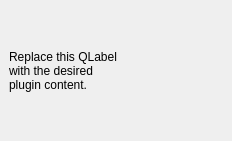
Before: the Qt Designer form wfs_client_dockwidget_base.ui in Samweli/WFS30Client, drawn with Qt 5.
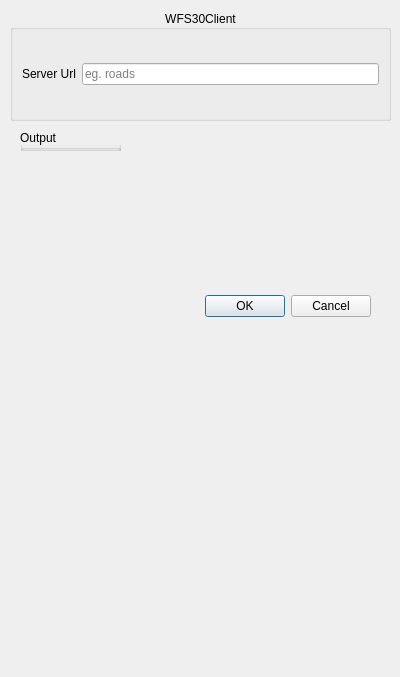
After: the same form once the commit is applied. Custom widgets are drawn as their Qt base class.

Commit message: finished interface

Patch:
```diff
--- a/wfs_client_dockwidget_base.ui
+++ b/wfs_client_dockwidget_base.ui
@@ -1,32 +1,135 @@
 <?xml version="1.0" encoding="UTF-8"?>
 <ui version="4.0">
  <class>WFSClientDockWidgetBase</class>
- <widget class="QDockWidget" name="WFSClientDockWidgetBase">
+ <widget class="QDialog" name="WFSClientDockWidgetBase">
   <property name="geometry">
    <rect>
     <x>0</x>
     <y>0</y>
-    <width>232</width>
-    <height>141</height>
+    <width>400</width>
+    <height>677</height>
    </rect>
   </property>
   <property name="windowTitle">
    <string>WFSClient3.0</string>
   </property>
-  <widget class="QWidget" name="dockWidgetContents">
-   <layout class="QGridLayout" name="gridLayout">
+  <property name="autoFillBackground">
+   <bool>false</bool>
+  </property>
+  <widget class="QDialogButtonBox" name="button_box">
+   <property name="geometry">
+    <rect>
+     <x>30</x>
+     <y>290</y>
+     <width>341</width>
+     <height>32</height>
+    </rect>
+   </property>
+   <property name="orientation">
+    <enum>Qt::Horizontal</enum>
+   </property>
+   <property name="standardButtons">
+    <set>QDialogButtonBox::Cancel|QDialogButtonBox::Ok</set>
+   </property>
+  </widget>
+  <widget class="QGroupBox" name="output_group_2">
+   <property name="geometry">
+    <rect>
+     <x>10</x>
+     <y>10</y>
+     <width>381</width>
+     <height>111</height>
+    </rect>
+   </property>
+   <property name="sizePolicy">
+    <sizepolicy hsizetype="Minimum" vsizetype="Preferred">
+     <horstretch>0</horstretch>
+     <verstretch>0</verstretch>
+    </sizepolicy>
+   </property>
+   <property name="title">
+    <string>WFS30Client</string>
+   </property>
+   <property name="alignment">
+    <set>Qt::AlignCenter</set>
+   </property>
+   <property name="flat">
+    <bool>false</bool>
+   </property>
+   <layout class="QGridLayout" name="gridLayout_4">
     <item row="0" column="0">
-     <widget class="QLabel" name="label">
+     <widget class="QLabel" name="input_server_file_label_">
       <property name="text">
-       <string>Replace this QLabel
-with the desired
-plugin content.</string>
+       <string>Server Url</string>
+      </property>
+     </widget>
+    </item>
+    <item row="0" column="1">
+     <widget class="QLineEdit" name="server">
+      <property name="sizePolicy">
+       <sizepolicy hsizetype="MinimumExpanding" vsizetype="Fixed">
+        <horstretch>0</horstretch>
+        <verstretch>0</verstretch>
+       </sizepolicy>
+      </property>
+      <property name="autoFillBackground">
+       <bool>false</bool>
+      </property>
+      <property name="inputMethodHints">
+       <set>Qt::ImhNone</set>
+      </property>
+      <property name="text">
+       <string/>
+      </property>
+      <property name="placeholderText">
+       <string>eg. roads</string>
       </property>
      </widget>
     </item>
    </layout>
   </widget>
+  <widget class="Q3TextBrowser" name="textBrowser">
+   <property name="geometry">
+    <rect>
+     <x>10</x>
+     <y>160</y>
+     <width>361</width>
+     <height>101</height>
+    </rect>
+   </property>
+  </widget>
+  <widget class="QGroupBox" name="groupBox">
+   <property name="geometry">
+    <rect>
+     <x>20</x>
+     <y>130</y>
+     <width>101</width>
+     <height>21</height>
+    </rect>
+   </property>
+   <property name="title">
+    <string>Output</string>
+   </property>
+  </widget>
  </widget>
+ <customwidgets>
+  <customwidget>
+   <class>Q3Frame</class>
+   <extends>QFrame</extends>
+   <header>Qt3Support/Q3Frame</header>
+   <container>1</container>
+  </customwidget>
+  <customwidget>
+   <class>Q3TextEdit</class>
+   <extends>Q3Frame</extends>
+   <header>q3textedit.h</header>
+  </customwidget>
+  <customwidget>
+   <class>Q3TextBrowser</class>
+   <extends>Q3TextEdit</extends>
+   <header>Qt3Support/Q3TextBrowser</header>
+  </customwidget>
+ </customwidgets>
  <resources/>
  <connections/>
 </ui>
```
Left out of the diff: 37 changed lines with no effect on the pictures. The commit also changes 3 other files.
